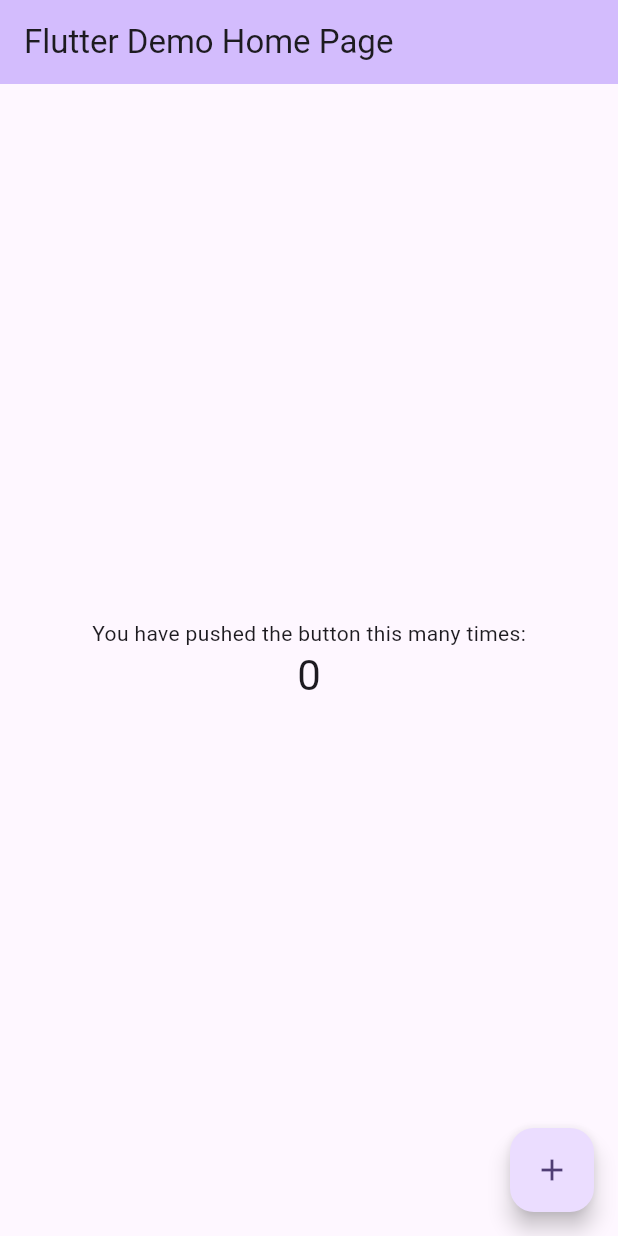
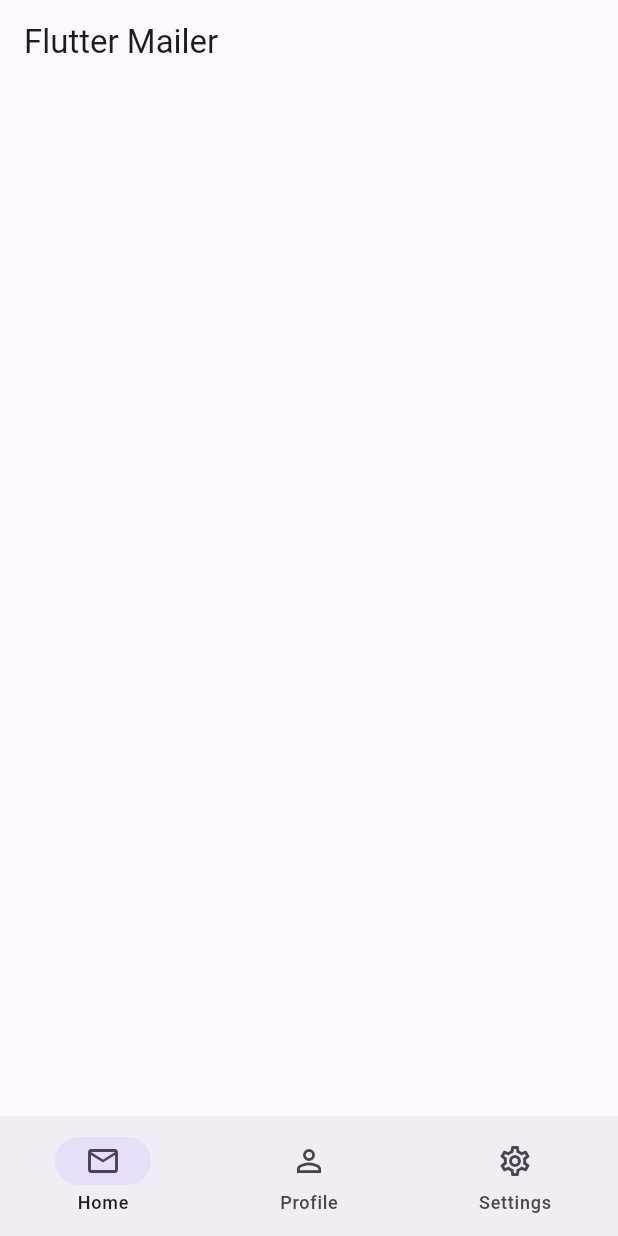
Before and after one commit to zrll12/flutter_mailer, a Flutter app: the screen it shows after launch, on a phone screen of 412 x 824 dp. Run offline on Flutter 3.47's test engine with Material 3 defaults, Android fonts, the phone set to English and light mode, and no system bars.

Commit message:
feat: add home screen

```diff
--- a/lib/main.dart
+++ b/lib/main.dart
@@ -1,4 +1,5 @@
 import 'package:flutter/material.dart';
+import 'package:flutter_mailer/screen/home_screen.dart';
 
 void main() {
   runApp(const FlutterMailer());
@@ -19,95 +20,7 @@ class FlutterMailer extends StatelessWidget {
       darkTheme: ThemeData(
         brightness: Brightness.dark,
       ),
-      home: const MyHomePage(title: 'Flutter Demo Home Page'),
+      home: const HomeScreen(),
     );
   }
 }
-
-class MyHomePage extends StatefulWidget {
-  const MyHomePage({super.key, required this.title});
-
-  // This widget is the home page of your application. It is stateful, meaning
-  // that it has a State object (defined below) that contains fields that affect
-  // how it looks.
-
-  // This class is the configuration for the state. It holds the values (in this
-  // case the title) provided by the parent (in this case the App widget) and
-  // used by the build method of the State. Fields in a Widget subclass are
-  // always marked "final".
-
-  final String title;
-
-  @override
-  State<MyHomePage> createState() => _MyHomePageState();
-}
-
-class _MyHomePageState extends State<MyHomePage> {
-  int _counter = 0;
-
-  void _incrementCounter() {
-    setState(() {
-      // This call to setState tells the Flutter framework that something has
-      // changed in this State, which causes it to rerun the build method below
-      // so that the display can reflect the updated values. If we changed
-      // _counter without calling setState(), then the build method would not be
-      // called again, and so nothing would appear to happen.
-      _counter++;
-    });
-  }
-
-  @override
-  Widget build(BuildContext context) {
-    // This method is rerun every time setState is called, for instance as done
-    // by the _incrementCounter method above.
-    //
-    // The Flutter framework has been optimized to make rerunning build methods
-    // fast, so that you can just rebuild anything that needs updating rather
-    // than having to individually change instances of widgets.
-    return Scaffold(
-      appBar: AppBar(
-        // TRY THIS: Try changing the color here to a specific color (to
-        // Colors.amber, perhaps?) and trigger a hot reload to see the AppBar
-        // change color while the other colors stay the same.
-        backgroundColor: Theme.of(context).colorScheme.inversePrimary,
-        // Here we take the value from the MyHomePage object that was created by
-        // the App.build method, and use it to set our appbar title.
-        title: Text(widget.title),
-      ),
-      body: Center(
-        // Center is a layout widget. It takes a single child and positions it
-        // in the middle of the parent.
-        child: Column(
-          // Column is also a layout widget. It takes a list of children and
-          // arranges them vertically. By default, it sizes itself to fit its
-          // children horizontally, and tries to be as tall as its parent.
-          //
-          // Column has various properties to control how it sizes itself and
-          // how it positions its children. Here we use mainAxisAlignment to
-          // center the children vertically; the main axis here is the vertical
-          // axis because Columns are vertical (the cross axis would be
-          // horizontal).
-          //
-          // TRY THIS: Invoke "debug painting" (choose the "Toggle Debug Paint"
-          // action in the IDE, or press "p" in the console), to see the
-          // wireframe for each widget.
-          mainAxisAlignment: MainAxisAlignment.center,
-          children: <Widget>[
-            const Text(
-              'You have pushed the button this many times:',
-            ),
-            Text(
-              '$_counter',
-              style: Theme.of(context).textTheme.headlineMedium,
-            ),
-          ],
-        ),
-      ),
-      floatingActionButton: FloatingActionButton(
-        onPressed: _incrementCounter,
-        tooltip: 'Increment',
-        child: const Icon(Icons.add),
-      ), // This trailing comma makes auto-formatting nicer for build methods.
-    );
-  }
-}
--- /dev/null
+++ b/lib/screen/home_screen.dart
@@ -0,0 +1,48 @@
+
+import 'package:flutter/material.dart';
+
+class HomeScreen extends StatefulWidget {
+  const HomeScreen({super.key});
+
+  @override
+  State<HomeScreen> createState() => _HomeScreenState();
+}
+
+class _HomeScreenState extends State<HomeScreen> {
+  final List<NavigationDestination> bottomNavigationBarItems = [
+    NavigationDestination(
+      label: 'Home',
+      icon: Icon(Icons.email_outlined),
+    ),
+    NavigationDestination(
+      label: 'Profile',
+      icon: Icon(Icons.person_outline),
+    ),
+    NavigationDestination(
+      label: 'Settings',
+      icon: Icon(Icons.settings_outlined),
+    ),
+  ];
+
+  int _bottomIndex = 0;
+
+  void _bottomIndexChanged(int index) {
+    setState(() {
+      _bottomIndex = index;
+    });
+  }
+
+  @override
+  Widget build(BuildContext context) {
+    return Scaffold(
+      appBar: AppBar(
+        title: Text('Flutter Mailer'),
+      ),
+      bottomNavigationBar: NavigationBar(
+        destinations: bottomNavigationBarItems,
+        selectedIndex: _bottomIndex,
+        onDestinationSelected: _bottomIndexChanged,
+      ),
+    );
+  }
+}
```
